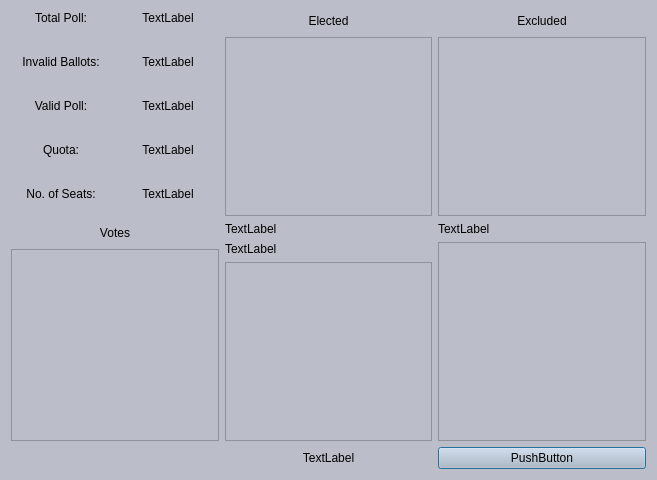
Qt form countdialog.ui (geaney91/E-CountApp) before a commit.
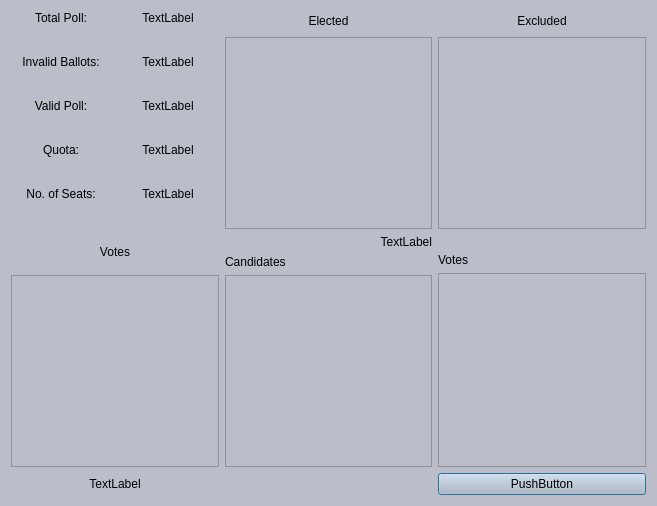
The same form after that commit.

Commit message: Currently working on subsequent count functionality

The edit to the form file:
```diff
--- a/countdialog.ui
+++ b/countdialog.ui
@@ -7,7 +7,7 @@
     <x>0</x>
     <y>0</y>
     <width>657</width>
-    <height>480</height>
+    <height>506</height>
    </rect>
   </property>
   <property name="windowTitle">
@@ -192,6 +192,29 @@
        </item>
       </layout>
      </item>
+     <item row="1" column="2">
+      <layout class="QVBoxLayout" name="verticalLayout_2">
+       <item>
+        <widget class="QLabel" name="votes_count_lbl">
+         <property name="minimumSize">
+          <size>
+           <width>0</width>
+           <height>32</height>
+          </size>
+         </property>
+         <property name="text">
+          <string>Votes</string>
+         </property>
+         <property name="alignment">
+          <set>Qt::AlignBottom|Qt::AlignLeading|Qt::AlignLeft</set>
+         </property>
+        </widget>
+       </item>
+       <item>
+        <widget class="QListWidget" name="votes_count_list"/>
+       </item>
+      </layout>
+     </item>
      <item row="0" column="2">
       <layout class="QVBoxLayout" name="verticalLayout_5">
        <item>
@@ -215,6 +238,25 @@
        </item>
       </layout>
      </item>
+     <item row="2" column="2">
+      <widget class="QPushButton" name="continue_btn">
+       <property name="sizePolicy">
+        <sizepolicy hsizetype="Preferred" vsizetype="Preferred">
+         <horstretch>0</horstretch>
+         <verstretch>0</verstretch>
+        </sizepolicy>
+       </property>
+       <property name="baseSize">
+        <size>
+         <width>0</width>
+         <height>0</height>
+        </size>
+       </property>
+       <property name="text">
+        <string>PushButton</string>
+       </property>
+      </widget>
+     </item>
      <item row="1" column="0">
       <layout class="QVBoxLayout" name="verticalLayout_4">
        <item>
@@ -257,7 +299,7 @@
        </item>
       </layout>
      </item>
-     <item row="2" column="1">
+     <item row="2" column="0">
       <widget class="QLabel" name="label_4">
        <property name="text">
         <string>TextLabel</string>
@@ -267,25 +309,6 @@
        </property>
       </widget>
      </item>
-     <item row="2" column="2">
-      <widget class="QPushButton" name="pushButton">
-       <property name="sizePolicy">
-        <sizepolicy hsizetype="Preferred" vsizetype="Preferred">
-         <horstretch>0</horstretch>
-         <verstretch>0</verstretch>
-        </sizepolicy>
-       </property>
-       <property name="baseSize">
-        <size>
-         <width>0</width>
-         <height>0</height>
-        </size>
-       </property>
-       <property name="text">
-        <string>PushButton</string>
-       </property>
-      </widget>
-     </item>
      <item row="0" column="1">
       <layout class="QVBoxLayout" name="verticalLayout_3">
        <item alignment="Qt::AlignTop">
@@ -316,12 +339,15 @@
          <property name="text">
           <string>TextLabel</string>
          </property>
+         <property name="alignment">
+          <set>Qt::AlignRight|Qt::AlignTrailing|Qt::AlignVCenter</set>
+         </property>
         </widget>
        </item>
        <item>
         <widget class="QLabel" name="candidates_lbl">
          <property name="text">
-          <string>TextLabel</string>
+          <string>Candidates</string>
          </property>
         </widget>
        </item>
@@ -330,20 +356,6 @@
        </item>
       </layout>
      </item>
-     <item row="1" column="2">
-      <layout class="QVBoxLayout" name="verticalLayout_2">
-       <item>
-        <widget class="QLabel" name="label">
-         <property name="text">
-          <string>TextLabel</string>
-         </property>
-        </widget>
-       </item>
-       <item>
-        <widget class="QListWidget" name="listWidget"/>
-       </item>
-      </layout>
-     </item>
     </layout>
    </item>
   </layout>
```
The commit also changes 18 other files.
